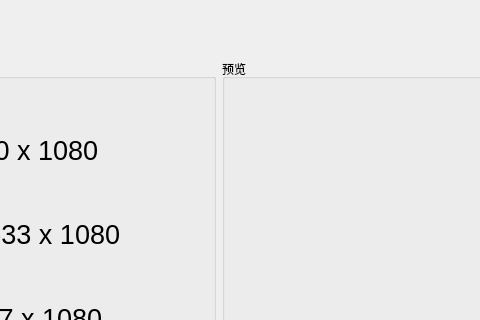
Qt form src/forms/mainwindow/pagewelcome.ui (izwb003/AVPStudio) before a commit; both pictures show x 213 to 693 and y 0 to 320 of the 1201 by 435 pixel window.
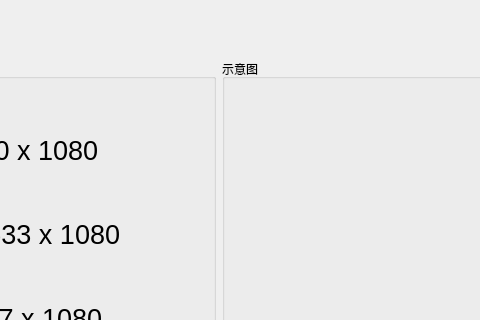
The same form after that commit. Icons and pictures are not drawn.

The edit to the form file:
```diff
--- a/src/forms/mainwindow/pagewelcome.ui
+++ b/src/forms/mainwindow/pagewelcome.ui
@@ -99,7 +99,7 @@
      <item>
       <widget class="QGroupBox" name="groupBox">
        <property name="title">
-        <string>预览</string>
+        <string>示意图</string>
        </property>
        <layout class="QHBoxLayout" name="horizontalLayout_2">
         <item>
```
